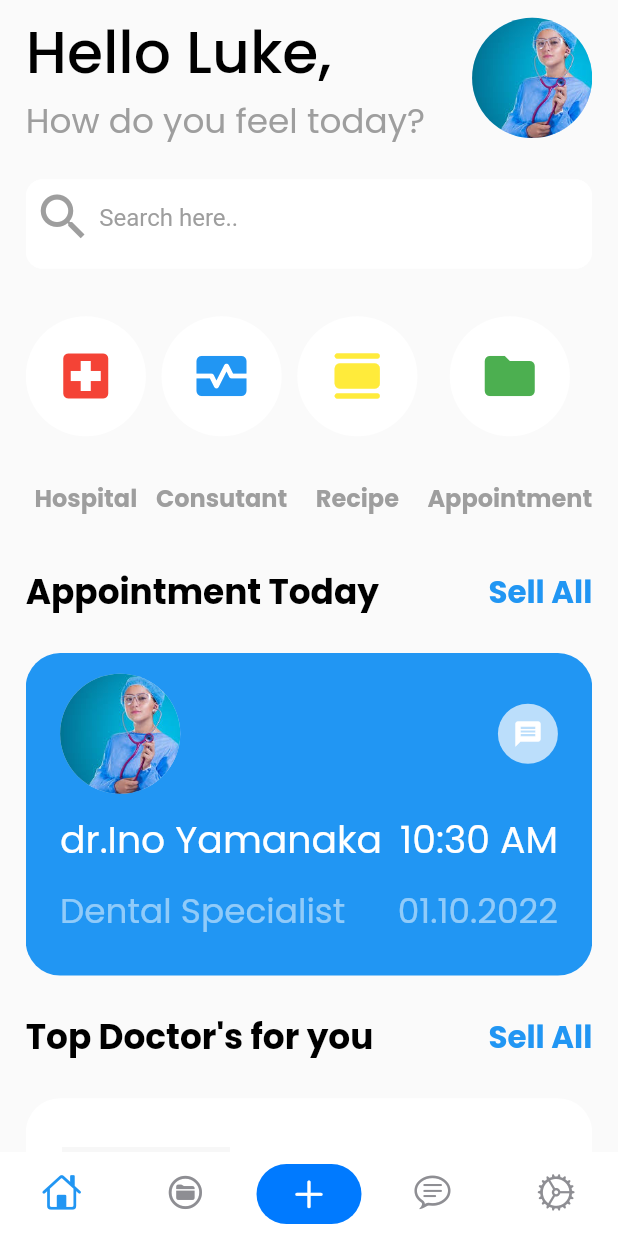
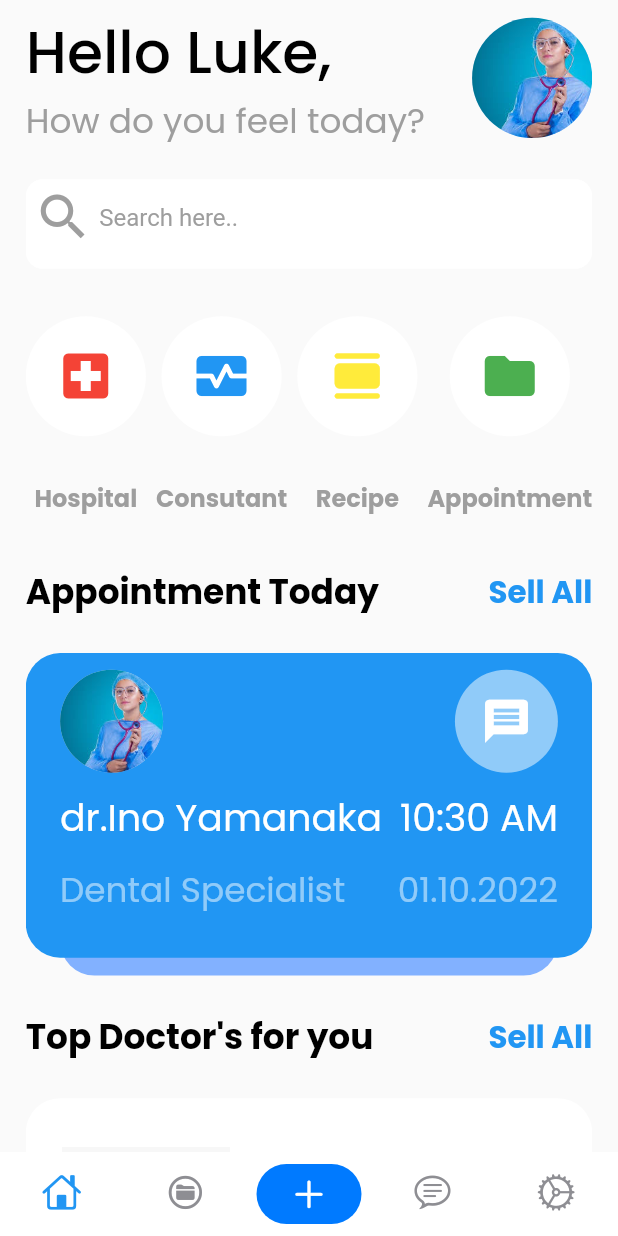
Before and after one commit to Abhay-Dev-Py/flutter_doctor_UI_test, a Flutter app: the screen it shows after launch, on a phone screen of 412 x 824 dp. Run offline on Flutter 3.47's test engine with Material 2 defaults, Android fonts, the phone set to English and light mode, and no system bars; drawn by our look-alikes of persistent_bottom_nav_bar; our stand-ins replace date_picker_timeline, flutter_screenutil, get, get_storage, google_fonts, image_cropper and 2 more.

Commit message:
before refactory commit

```diff
--- a/lib/app/modules/doctor_detail/controllers/doctor_detail_controller.dart
+++ b/lib/app/modules/doctor_detail/controllers/doctor_detail_controller.dart
@@ -1,8 +1,6 @@
 import 'dart:ui';
 
 import 'package:date_picker_timeline/date_picker_widget.dart';
-import 'package:flutter_getx_template/app/common/storage/storage.dart';
-import 'package:flutter_getx_template/app/data/api_helper.dart';
 import 'package:get/get.dart';
 
 class DoctorDetailController extends GetxController {
--- a/lib/app/modules/home/views/home_view.dart
+++ b/lib/app/modules/home/views/home_view.dart
@@ -23,7 +23,7 @@ class HomeView extends GetView<HomeController> {
               _buildSearchBar(),
               _buildListHeader(),
               _buildHeaderLine('Appointment Today', 'Sell All'),
-              _buildCard(),
+              _buildCard(context),
               _buildHeaderLine('Top Doctor\'s for you', 'Sell All'),
               _buildsSecondCard()
             ],
@@ -171,9 +171,29 @@ Widget _buildHeaderLine(String title, String seeAll) {
   );
 }
 
-Widget _buildCard() {
-  return Container(
+Widget _buildCard(BuildContext context) {
+  return Stack(
+    children: [
+      Padding(
+        padding: EdgeInsets.symmetric(horizontal: 20.0.w),
+        child: Container(
+          decoration: BoxDecoration(
+            color: Colors.blueAccent.shade100,
+            borderRadius: BorderRadius.all(
+              Radius.circular(
+                20.r,
+              ),
+            ),
+          ),
           height: 180.h,
+          width: MediaQuery.of(context).size.width - 60,
+        ),
+      ),
+      Positioned(
+        top: 0.h,
+        left: 0.w,
+        child: Container(
+          height: 170.h,
           decoration: BoxDecoration(
             color: Colors.blue,
             borderRadius: BorderRadius.all(
@@ -182,15 +202,18 @@ Widget _buildCard() {
               ),
             ),
           ),
-    width: double.infinity,
+          width: MediaQuery.of(context).size.width - 30.w,
           child: _buildCardDetail(),
+        ),
+      ),
+    ],
   );
 }
 
 Widget _buildCardDetail() {
   return Padding(
     padding: EdgeInsets.symmetric(
-      vertical: 10.h,
+      vertical: 8.h,
       horizontal: 20.w,
     ),
     child: Column(
@@ -203,18 +226,20 @@ Widget _buildCardDetail() {
             mainAxisAlignment: MainAxisAlignment.spaceBetween,
             children: [
               SizedBox(
-                width: 70.w,
-                height: 70.h,
+                width: 60.w,
+                height: 60.h,
                 child: const CircleAvatar(
                   backgroundImage: AssetImage('assets/images/female.png'),
                 ),
               ),
               SizedBox(
-                height: 70.h,
-                child: const CircleAvatar(
+                width: 60.w,
+                height: 60.h,
+                child: CircleAvatar(
+                  backgroundColor: Colors.white.withOpacity(0.5),
                   child: Icon(
                     Icons.message,
-                    size: 20,
+                    size: 30.w,
                     color: Colors.white,
                   ),
                 ),
```
Also changed, not shown: lib/app/modules/doctor_detail/views/doctor_detail_view.dart (+6 -4 lines). Lines whose indentation alone changed are shown as unchanged.
